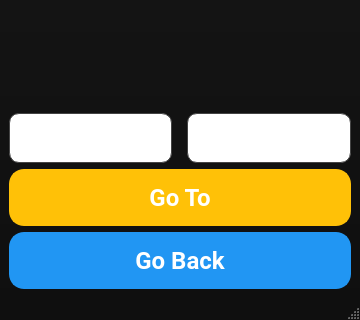
The window that MonkeyZooManager/qt/zoo_space.ui (woobe-studio/MonkeyZooManager) describes before a commit, drawn with Qt 5; both pictures show x 0 to 360 and y 320 to 640 of the 360 by 640 pixel window.
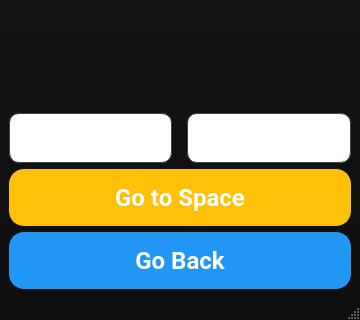
The same window after the commit.

Commit message: fixed labels and implemented go back for space

Diff of the .ui file:
```diff
--- a/MonkeyZooManager/qt/zoo_space.ui
+++ b/MonkeyZooManager/qt/zoo_space.ui
@@ -268,7 +268,7 @@
 </string>
       </property>
       <property name="text">
-       <string>Go To</string>
+       <string>Go to Space</string>
       </property>
      </widget>
     </item>
```
The commit also changes 4 other files.
